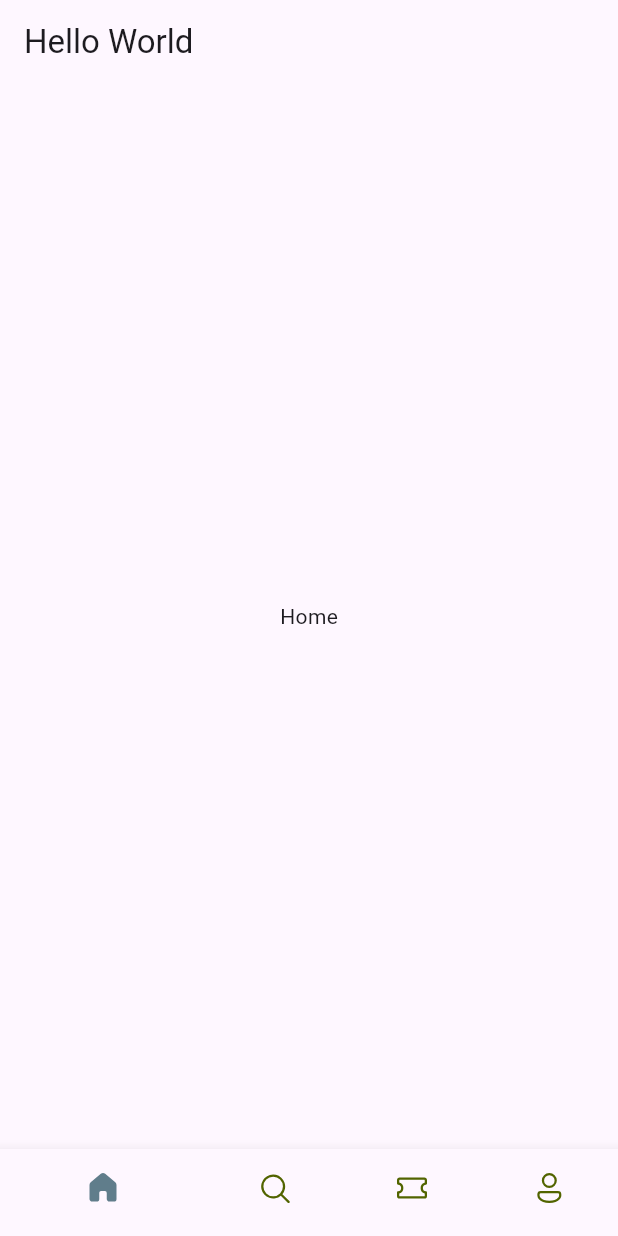
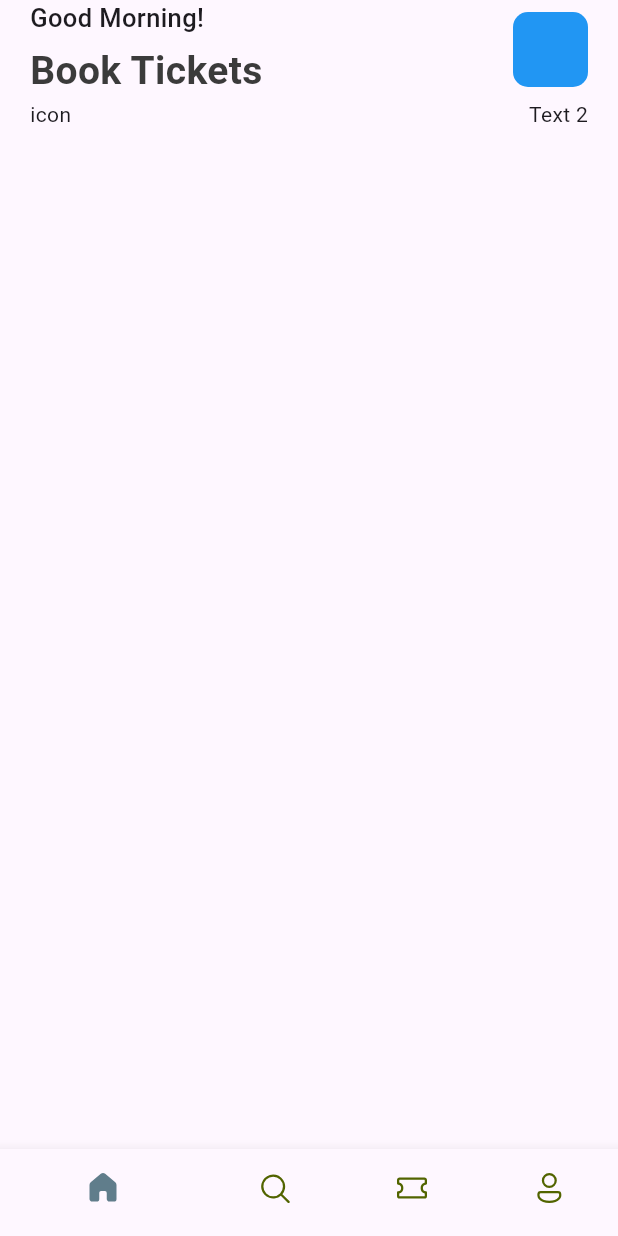
Before and after one commit to TimzonaTimothy/ticket_booking_mobile_app, a Flutter app: the screen it shows after launch, on a phone screen of 412 x 824 dp. Run offline on Flutter 3.47's test engine with Material 3 defaults, Android fonts, the phone set to English and light mode, and no system bars; our stand-ins replace fluentui_icons.

Commit message:
home page

```diff
--- a/lib/base/bottom_nav_bar.dart
+++ b/lib/base/bottom_nav_bar.dart
@@ -1,5 +1,6 @@
 import 'package:fluentui_icons/fluentui_icons.dart';
 import 'package:flutter/material.dart';
+import 'package:ticket_app/screens/home_screen.dart';
 
 class BottomNavBar extends StatefulWidget {
   const BottomNavBar({super.key});
@@ -10,7 +11,7 @@ class BottomNavBar extends StatefulWidget {
 
 class _BottomNavBarState extends State<BottomNavBar> {
   final appScreens = [
-    const Center(child: Text("Home")),
+    const HomeScreen(),
     const Center(child: Text("Search")),
     const Center(child: Text("Tickets")),
     const Center(child: Text("Profile")),
@@ -19,7 +20,7 @@ class _BottomNavBarState extends State<BottomNavBar> {
   //change index
   int _selectedindex = 0;
 
-  void _onItemTapped(int index){
+  void _onItemTapped(int index) {
     setState(() {
       _selectedindex = index;
     });
@@ -28,13 +29,10 @@ class _BottomNavBarState extends State<BottomNavBar> {
   @override
   Widget build(BuildContext context) {
     return Scaffold(
-      appBar: AppBar(
-        title: Text("Hello World"),
-      ),
       body: appScreens[_selectedindex],
       bottomNavigationBar: BottomNavigationBar(
-        currentIndex: _selectedindex,
-        onTap: _onItemTapped,
+          currentIndex: _selectedindex,
+          onTap: _onItemTapped,
           selectedItemColor: Colors.blueGrey,
           unselectedItemColor: const Color(0XFF526400),
           showSelectedLabels: false,
--- /dev/null
+++ b/lib/base/res/styles/app_styles.dart
@@ -0,0 +1,14 @@
+import 'package:flutter/material.dart';
+
+Color primary = const Color(0XFF687daf);
+
+class AppStyles {
+  static Color primaryColor = primaryColor;
+  static Color textColor = const Color(0XFF3b3b3b);
+
+  static TextStyle headLineStyle1 = TextStyle(
+      fontSize: 26, fontWeight: FontWeight.w700, color: textColor);
+
+  static TextStyle headLineStyle3 = const TextStyle(
+      fontSize: 17, fontWeight: FontWeight.w500,);
+}
--- /dev/null
+++ b/lib/screens/home_screen.dart
@@ -0,0 +1,63 @@
+import 'package:flutter/material.dart';
+
+import '../base/res/styles/app_styles.dart';
+
+class HomeScreen extends StatefulWidget {
+  const HomeScreen({super.key});
+
+  @override
+  State<HomeScreen> createState() => _HomeScreenState();
+}
+
+class _HomeScreenState extends State<HomeScreen> {
+  @override
+  Widget build(BuildContext context) {
+    return Scaffold(
+      body: ListView(
+        shrinkWrap: true,
+        children: [
+          Container(
+            padding: const EdgeInsets.symmetric(horizontal: 20),
+            child: Column(
+              children: [
+                Row(
+                  mainAxisAlignment: MainAxisAlignment.spaceBetween,
+                  children: [
+                    Column(
+                      crossAxisAlignment: CrossAxisAlignment.start,
+                      children: [
+                         Text(
+                          "Good Morning!",
+                          style: AppStyles.headLineStyle3,
+                          overflow: TextOverflow.ellipsis,
+                        ),
+                        const SizedBox(
+                          height: 5,
+                        ),
+                        Text(
+                          "Book Tickets",
+                          style: AppStyles.headLineStyle1,
+                          overflow: TextOverflow.ellipsis,
+                        ),
+                      ],
+                    ),
+                    Container(
+                      width: 50,
+                      height: 50,
+                      decoration:  BoxDecoration(color: Colors.blue,
+                      borderRadius: BorderRadius.circular(10),)
+                    ),
+                  ],
+                ),
+                const Row(
+                  mainAxisAlignment: MainAxisAlignment.spaceBetween,
+                  children: [Text("icon"), Text("Text 2")],
+                ),
+              ],
+            ),
+          ),
+        ],
+      ),
+    );
+  }
+}
--- a/pubspec.yaml
+++ b/pubspec.yaml
@@ -61,9 +61,9 @@ flutter:
   uses-material-design: true
 
   # To add assets to your application, add an assets section, like this:
-  # assets:
-  #   - images/a_dot_burr.jpeg
-  #   - images/a_dot_ham.jpeg
+  assets:
+    - assets/images/
+    # - assets/images/a_dot_ham.jpeg
 
   # An image asset can refer to one or more resolution-specific "variants", see
   # https://flutter.dev/to/resolution-aware-images
```
Also changed, not shown: assets/images/city_view.png (added), assets/images/hotel_room.png (added), assets/images/logo.png (added), assets/images/plane_sit.jpg (added), assets/images/pool_view.png (added), assets/images/visa_card.png (added).
